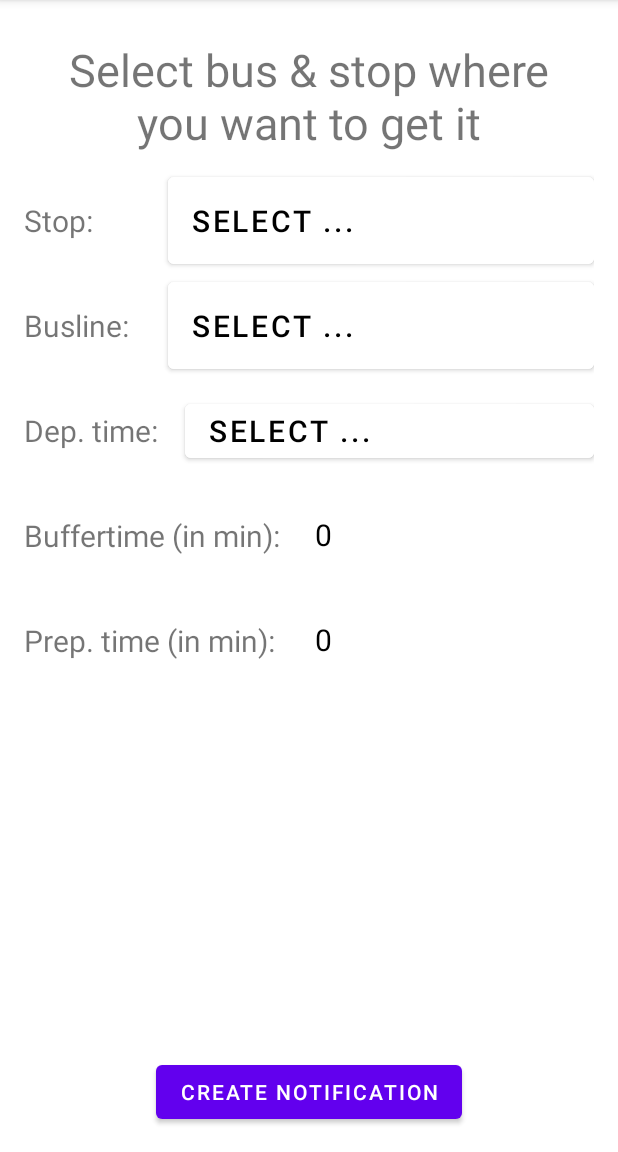
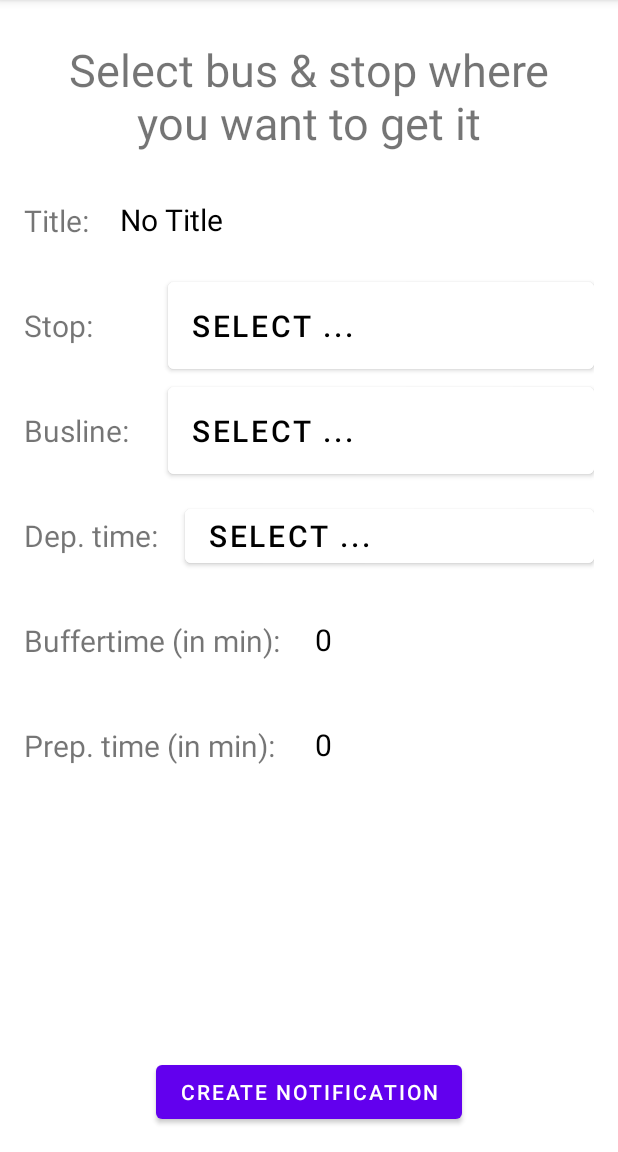
Before and after one commit to Xgamer427/BusyBee, an Android app: the fragment OverviewFragment placed in its activity, in the side drawer, after a tap on "Create Notification", on a phone screen of 412 x 824 dp, the part 84-1236 px from its top. Run offline under Robolectric (Android 15) with nearby library versions, the phone set to English and light mode, and no system bars.

Commit message:
recyclerView

```diff
--- a/app/src/main/java/com/example/myapplication/data/BusTrackerUiState.kt
+++ b/app/src/main/java/com/example/myapplication/data/BusTrackerUiState.kt
@@ -2,9 +2,11 @@ package com.example.myapplication.data
 
 data class BusTrackerUiState(
     val notificationArray: Array<BusTrackerNotification> = arrayOf<BusTrackerNotification>(),
+    val currentSetupTitle: String? = null,
     val currentSetupStop: Stop? = null,
     val currentSetupBus: Bus? = null,
     val currentSetupDepartureTime: DepartureTime? = null,
     val currentSetupBuffertime: Int = 0,
-    val currentSetupAdditionalTime: Int = 0
+    val currentSetupAdditionalTime: Int = 0,
+
 )
--- a/app/src/main/java/com/example/myapplication/data/BusTrackerViewModel.kt
+++ b/app/src/main/java/com/example/myapplication/data/BusTrackerViewModel.kt
@@ -7,7 +7,6 @@ import androidx.lifecycle.ViewModel
 class BusTrackerViewModel : ViewModel() {
 
     var notificationArray: Array<BusTrackerNotification> = arrayOf()
-
 
     private val _currentSetupStop: MutableLiveData<Stop?> = MutableLiveData<Stop?>()
     val currentSetupStop: LiveData<Stop?>
@@ -27,6 +26,8 @@ class BusTrackerViewModel : ViewModel() {
 
     var currentSetupDirection: Boolean? = null
 
+    var currentSetupTitle: String = ""
+
     fun addToNotificationArray(newNotificationArray: Array<BusTrackerNotification>){
         notificationArray = newNotificationArray
     }
@@ -45,6 +46,10 @@ class BusTrackerViewModel : ViewModel() {
 
     fun updateCurrentBusline(busline: Busline){
         _currentSetupBusline.value = busline
+    }
+
+    fun updateCurrentTitle(title: String) {
+        currentSetupTitle = title
     }
 
 
--- a/app/src/main/java/com/example/myapplication/pages/OverviewFragment.kt
+++ b/app/src/main/java/com/example/myapplication/pages/OverviewFragment.kt
@@ -1,16 +1,21 @@
 package com.example.myapplication.pages
 
 import android.os.Bundle
+import android.util.Log
 import android.view.LayoutInflater
 import android.view.View
 import android.view.ViewGroup
 import androidx.fragment.app.Fragment
+import androidx.lifecycle.ViewModelProvider
 import androidx.recyclerview.widget.LinearLayoutManager
 import androidx.recyclerview.widget.RecyclerView
 import com.example.myapplication.R
 import com.example.myapplication.RecyclerAdapter
+import com.example.myapplication.data.BusTrackerViewModel
 
 class OverviewFragment : Fragment() {
+
+    private lateinit var busTrackerViewModel : BusTrackerViewModel
 
     override fun onCreateView(
         inflater: LayoutInflater, container: ViewGroup?,
@@ -19,15 +24,23 @@ class OverviewFragment : Fragment() {
         // Inflate the layout for this fragment
         val view = inflater.inflate(R.layout.fragment_overview_notifications, container, false)
 
+        busTrackerViewModel = ViewModelProvider(requireActivity()).get(BusTrackerViewModel::class.java)
+
         val recyclerView: RecyclerView = view.findViewById(R.id.rv_recyclerView)
 
-        // Your data (titles, details, images)
-        val titles = listOf("Title 1", "Title 2", "Title 3")
-        val details = listOf("Detail 1", "Detail 2", "Detail 3")
-        val images = listOf(R.drawable.ic_launcher_background, R.drawable.ic_launcher_background, R.drawable.ic_launcher_background)
+        val notificationArray = busTrackerViewModel.notificationArray.toList()
+
+        //get the Details out of the notificationArray
+        val details: MutableList<String> = notificationArray.map { it.toString() }.toMutableList()
+
+        //get the titles of the notificationArray
+        val titles: MutableList<String> = notificationArray.map { it.title }.toMutableList()
 
         // Create an instance of your RecyclerAdapter
-        val adapter = RecyclerAdapter(titles, details, images)
+        val adapter = RecyclerAdapter(
+            titles = titles,
+            details = details
+        )
 
         // Set the adapter on the RecyclerView
         recyclerView.adapter = adapter
--- a/app/src/main/java/com/example/myapplication/pages/RecyclerApapter.kt
+++ b/app/src/main/java/com/example/myapplication/pages/RecyclerApapter.kt
@@ -1,30 +1,29 @@
 package com.example.myapplication
 
-import android.telecom.Call.Details
 import android.view.LayoutInflater
 import android.view.View
 import android.view.ViewGroup
-import android.widget.ImageView
+import android.widget.Button
 import android.widget.TextView
-import android.widget.Toast
 import androidx.recyclerview.widget.RecyclerView
 
-class RecyclerAdapter (private var titles: List<String>, private var details: List<String>, private var images:List<Int>) :
+class RecyclerAdapter (private var titles: MutableList<String>, private var details: MutableList<String>) :
     RecyclerView.Adapter<RecyclerAdapter.ViewHolder>() {
         inner class ViewHolder(itemView: View) : RecyclerView.ViewHolder(itemView) {
 
             val itemTitle: TextView = itemView.findViewById(R.id.tvTitle)
             val itemDetail: TextView = itemView.findViewById(R.id.tv_description )
-            val itemPicture: ImageView = itemView.findViewById(R.id.iv_image)
 
-            init {
+            /*init {
                 itemView.setOnClickListener {v : View ->
                     val position: Int = adapterPosition
                     Toast.makeText(itemView.context, "You clicked on item # ${position + 1} ", Toast.LENGTH_SHORT).show()
 
-                }
+                }*/
+            fun bind(property: String, index: Int) {
+                val itemTitle: TextView = itemView.findViewById(R.id.tvTitle)
+                val itemDetail: TextView = itemView.findViewById(R.id.tv_description )
             }
-
         }
 
     override fun onCreateViewHolder(parent: ViewGroup, viewType: Int): ViewHolder {
@@ -39,6 +38,5 @@ class RecyclerAdapter (private var titles: List<String>, private var details: Li
     override fun onBindViewHolder(holder: ViewHolder, position: Int) {
         holder.itemTitle.text = titles[position]
         holder.itemDetail.text = details[position]
-        holder.itemPicture.setImageResource(images[position])
     }
 }
--- a/app/src/main/java/com/example/myapplication/pages/SelectionPage.kt
+++ b/app/src/main/java/com/example/myapplication/pages/SelectionPage.kt
@@ -11,6 +11,7 @@ import androidx.fragment.app.Fragment
 import com.example.myapplication.data.BusTrackerNotification
 import androidx.core.widget.addTextChangedListener
 import androidx.lifecycle.Lifecycle
+import androidx.lifecycle.ViewModel
 import androidx.lifecycle.ViewModelProvider
 import androidx.lifecycle.lifecycleScope
 import androidx.lifecycle.repeatOnLifecycle
@@ -22,6 +23,7 @@ import kotlinx.android.synthetic.main.fragment_selection_page.btnSelectDeparture
 import kotlinx.android.synthetic.main.fragment_selection_page.btnSelectStopSelection
 import kotlinx.android.synthetic.main.fragment_selection_page.etAdditionalTime
 import kotlinx.android.synthetic.main.fragment_selection_page.etBuffertime
+import kotlinx.android.synthetic.main.fragment_selection_page.etNotificationtitle
 import kotlinx.coroutines.launch
 
 
@@ -52,12 +54,12 @@ class SelectionPage : Fragment() {
                 var textToShowDeparturetime: String = "Select ..."
                 var toShowBufferTime: Int = model.currentSetupBuffertime
                 var toShowAditionalTime: Int = model.currentSetupAdditionalTime
+                var toShowTitle: String = model.currentSetupTitle
 
                 // Check if the currentSetupStop has a name, and if so, update textToShow
                 if (model.currentSetupStop.value?.name != null) {
                     textToShowStop = model.currentSetupStop.value!!.name
                 }
-
                 if (model.currentSetupBusline.value?.name != null) {
                     textToShowBusLine = model.currentSetupBusline.value!!.name
                 }
@@ -70,6 +72,7 @@ class SelectionPage : Fragment() {
                 btnSelectDeparturetime.text = textToShowDeparturetime
                 etBuffertime.setText(toShowBufferTime.toString(), TextView.BufferType.EDITABLE)
                 etAdditionalTime.setText(toShowAditionalTime.toString(), TextView.BufferType.EDITABLE)
+                etNotificationtitle.setText(toShowTitle, TextView.BufferType.EDITABLE)
 
             }
         }
@@ -79,23 +82,11 @@ class SelectionPage : Fragment() {
 
     override fun onViewCreated(view: View, savedInstanceState: Bundle?) {
 
-
-
         btnSelectStopSelection.setOnClickListener {
             activity?.supportFragmentManager?.beginTransaction()?.apply {
                 replace(R.id.fragment_container, StopSelectionPage())
                 addToBackStack(null)
                 commit()
-            }
-        }
-
-        etBuffertime.addTextChangedListener {
-            val model = ViewModelProvider(requireActivity())[BusTrackerViewModel::class.java]
-            if(etBuffertime.text.toString() != ""){
-                model.currentSetupBuffertime = etBuffertime.text.toString().toInt()
-                Log.d("SelectionPage", "ExecutedListener")
-            }else{
-                model.currentSetupBuffertime = 0
             }
         }
 
@@ -133,6 +124,26 @@ class SelectionPage : Fragment() {
             }
         }
 
+        etBuffertime.addTextChangedListener {
+            val model = ViewModelProvider(requireActivity())[BusTrackerViewModel::class.java]
+            if(etBuffertime.text.toString() != ""){
+                model.currentSetupBuffertime = etBuffertime.text.toString().toInt()
+                Log.d("SelectionPage", "ExecutedListener")
+            }else{
+                model.currentSetupBuffertime = 0
+            }
+        }
+
+        etNotificationtitle.addTextChangedListener {
+
+            if(etNotificationtitle.text.toString() != "") {
+                val model = ViewModelProvider(requireActivity())[BusTrackerViewModel::class.java]
+                model.currentSetupTitle = etNotificationtitle.text.toString()
+            } else {
+                model.currentSetupTitle = "No Title"
+            }
+        }
+
         btnSelectBuslineSelection.setOnClickListener {
             activity?.supportFragmentManager?.beginTransaction()?.apply {
                 replace(R.id.fragment_container, BuslineSelectionPage())
@@ -150,13 +161,15 @@ class SelectionPage : Fragment() {
             }
         }
 
+
         btnCreateNotification.setOnClickListener {
             val model = ViewModelProvider(requireActivity())[BusTrackerViewModel::class.java]
             //Check if the user entered everyting correctly
             //Das if Statement muss true sein, wenn alles != null ist
 
 
-            if((model.currentSetupStop.value != null) &&
+            if((model.currentSetupTitle != null) &&
+                (model.currentSetupStop.value != null) &&
                 (model.currentSetupBusline.value != null) &&
                 (model.currentSetupDepartureTime.value != null) &&
                 (model.currentSetupDirection != null) &&
@@ -167,6 +180,7 @@ class SelectionPage : Fragment() {
                 //put the currentstates into a new Notification
                 Toast.makeText(context, "Notification Saved", Toast.LENGTH_SHORT).show()
                 val newNotification = BusTrackerNotification(
+                    model.currentSetupTitle!!,
                     model.currentSetupStop.value!!,
                     model.currentSetupBusline.value!!,
                     model.currentSetupDirection,
--- a/app/src/main/res/layout/fragment_selection_page.xml
+++ b/app/src/main/res/layout/fragment_selection_page.xml
@@ -21,11 +21,43 @@
         android:padding="10dp"/>
 
     <LinearLayout
+        android:id="@+id/llNotifiactiontitle"
+        android:layout_width="match_parent"
+        android:layout_height="70dp"
+        android:orientation="horizontal"
+        app:layout_constraintTop_toBottomOf="@+id/tvSelectionPage">
+
+        <TextView
+            android:id="@+id/tvNotificationtitle"
+            android:layout_width="60dp"
+            android:layout_height="match_parent"
+            android:gravity="center|left"
+            android:text="Title: "
+            android:textSize="20sp" />
+
+        <EditText
+            android:id="@+id/etNotificationtitle"
+            android:layout_width="0dp"
+            android:layout_height="match_parent"
+            android:layout_weight="2"
+            android:backgroundTint="@color/white"
+            android:gravity="center_vertical"
+            android:text=""
+            android:hint="title..."
+            android:inputType="text"
+            android:textColor="@color/black"
+            android:textSize="20sp" />
+
+    </LinearLayout>
+
+
+
+    <LinearLayout
         android:id="@+id/llStopSelection"
         android:layout_width="match_parent"
         android:layout_height="70dp"
         android:orientation="horizontal"
-        app:layout_constraintTop_toBottomOf="@+id/tvSelectionPage">
+        app:layout_constraintTop_toBottomOf="@+id/llNotifiactiontitle">
 
         <TextView
             android:id="@+id/tvStopSelection"
```
Also changed, not shown: app/src/main/java/com/example/myapplication/data/BusTrackerNotification.kt (+7 -2 lines), app/src/main/java/com/example/myapplication/pages/OverviewNofitication.kt (+9 -3 lines), app/src/main/res/layout/fragment_cardlayout.xml (+0 -19 lines).
